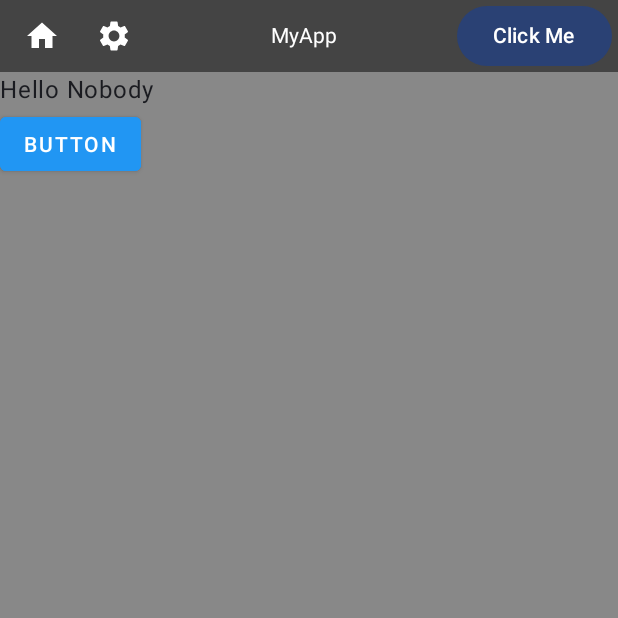
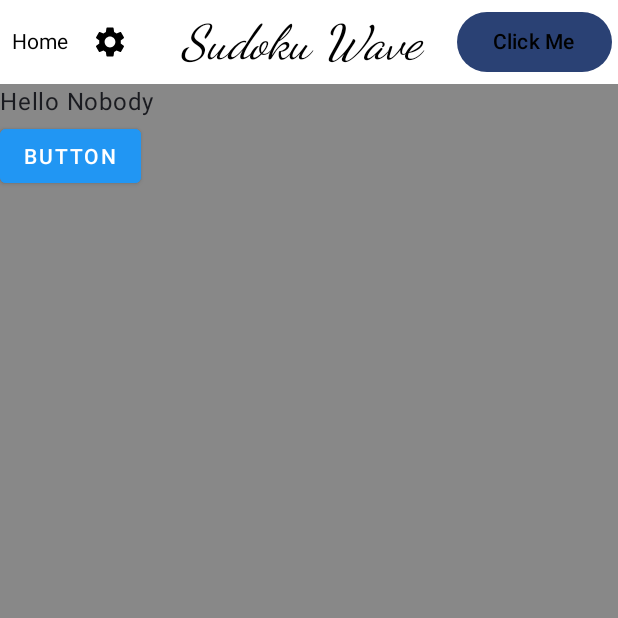
Before and after one commit to TurnEveryStone/SudokuWave, an Android app built with Jetpack Compose: the screen it shows after launch (MainActivity), on a phone screen of 412 x 824 dp, the top half of it. Run offline under Robolectric (Android 15) with nearby library versions, the phone set to English and light mode, and no system bars; 1 statement that could not run was skipped.

Commit message:
Le menu paramétrable pour les fragments commence à prendre forme couci couça !

```diff
--- a/app/src/main/java/com/example/sudokuwave/MainActivity.kt
+++ b/app/src/main/java/com/example/sudokuwave/MainActivity.kt
@@ -14,8 +14,6 @@ import androidx.compose.foundation.layout.PaddingValues
 import androidx.compose.foundation.layout.fillMaxSize
 import androidx.compose.foundation.layout.padding
 import androidx.compose.material.icons.Icons
-import androidx.compose.material.icons.filled.Home
-import androidx.compose.material.icons.filled.Search
 import androidx.compose.material.icons.filled.Settings
 import androidx.compose.material3.Scaffold
 import androidx.compose.material3.Text
@@ -25,9 +23,12 @@ import androidx.compose.runtime.remember
 import androidx.compose.ui.Modifier
 import androidx.compose.ui.graphics.Color
 import androidx.compose.ui.platform.LocalContext
+import androidx.compose.ui.text.TextStyle
 import androidx.compose.ui.text.font.FontFamily
 import androidx.compose.ui.text.font.FontStyle
+import androidx.compose.ui.text.font.FontWeight
 import androidx.compose.ui.unit.dp
+import androidx.compose.ui.unit.sp
 import androidx.compose.ui.viewinterop.AndroidView
 import com.example.sudokuwave.ui.CustomMenu
 import com.example.sudokuwave.ui.MenuElement
@@ -39,10 +40,24 @@ class MainActivity : AppCompatActivity() {
     data class MenuStyle(
         val backgroundColor: Color = Color.White,
         val textColor: Color = Color.Black,
-        val padding: PaddingValues = PaddingValues(4.dp),
-    //    val fontFamily: FontFamily
+        val padding: PaddingValues = PaddingValues(4.dp)
+     //,  val fontFamily: FontFamily
     )
-    var userNumber: String = "Nobody"
+    /***/
+    data class MenuConfig(
+        val style: MenuStyle = MenuStyle(),
+        val leftColumn:Boolean = false,
+        val leftContent: List<MenuElement> = emptyList(),
+        val centerContent: List<MenuElement> = emptyList(),
+        val rightContent: List<MenuElement> = emptyList()
+    )
+    /***/
+    /*
+   val context = LocalContext.current
+   val nomApp : String = context.getString(R.string.app_name)
+ */
+   var nomApp : String = "Sudoku Wave"
+   var userNumber: String = "Nobody"
    // var idUser: Int = 0
     private val sharedViewModel: SharedViewModel by viewModels()
 
@@ -50,22 +65,23 @@ class MainActivity : AppCompatActivity() {
         super.onCreate(savedInstanceState)
         enableEdgeToEdge()
         setContent {
-            val currentFragmentTag = remember { sharedViewModel.stateFlowVariable }
+
+            val currentFragmentTag = sharedViewModel.stateFlowVariable.collectAsState().value
+
+
 
             SudokuWaveTheme {
                 Scaffold(modifier = Modifier.fillMaxSize()
                 ) { innerPadding ->
-                    val (menuStyle, menuConfig) = getMenuConfigForFragment(currentFragmentTag.value)
+
+                    val menuConfig = getMenuConfigForFragment(currentFragmentTag)
                     Column(modifier = Modifier.fillMaxSize().background(color = Color.Gray).padding(innerPadding))
                     {
                         // Afficher le menu en haut du contenu
                         CustomMenu(
-                            style = menuStyle,
-                            leftContent = menuConfig.first,
-                            centerContent = menuConfig.second,
-                            rightContent = menuConfig.third,
+                            config = menuConfig,
                             onElementClick = { element ->
-                                println("Clicked on $element")
+                                Log.d("Menu Click","Clicked on $element")
                             }
                         )
 
@@ -107,24 +123,38 @@ class MainActivity : AppCompatActivity() {
     /***************************************************/
 
 
-    private fun getMenuConfigForFragment(fragmentTag: String): Pair<MenuStyle, Triple<List<MenuElement>, List<MenuElement>, List<MenuElement>>> {
+    private fun getMenuConfigForFragment(fragmentTag: String): MenuConfig {
         return when (fragmentTag) {
-            "HomeFragment" -> MenuStyle(
-                backgroundColor = Color.DarkGray,textColor = Color.White,padding = PaddingValues(horizontal = 4.dp)
-            ) to Triple(
-                listOf(MenuElement.IconItem(Icons.Default.Home, "Home", isClickable = true),MenuElement.IconItem(Icons.Default.Settings,"Configuration",isClickable = true)),
-                listOf(MenuElement.TextItem("MyApp", isClickable = false)),
-                listOf(MenuElement.ButtonItem("Click Me") { println("Button clicked!") })
+            "HomeFragment" -> MenuConfig(
+                leftContent = listOf(MenuElement.TextItem(text="Home" ,isClickable = true),MenuElement.IconItem(Icons.Default.Settings,"Configuration",isClickable = true)),
+                centerContent = listOf(
+                    MenuElement.TextItem(
+                        nomApp,
+                        style = TextStyle(
+                            fontFamily = FontFamily.Cursive,
+                            fontStyle = FontStyle.Italic,
+                            fontSize = 32.sp)),
+                    //MenuElement.TextItem("\n"),
+                   // MenuElement.TextItem("Settings App")
+                ),
+                rightContent = listOf(MenuElement.ButtonItem("Click Me") { println("Button clicked!") })
             )
-            "SettingsFragment" -> MenuStyle(
-                backgroundColor = Color.Gray,textColor = Color.Black,padding = PaddingValues(vertical = 4.dp)
-            ) to Triple(
-                listOf(MenuElement.TextItem("Settings", isClickable = true)),
-                listOf(MenuElement.TextItem("Settings App", isClickable = false)),
-                listOf(MenuElement.IconItem(Icons.Default.Settings, "Settings"))
+            "SettingsFragment" -> MenuConfig(
+                style = MenuStyle(
+                    backgroundColor = Color.Gray,
+                    textColor = Color.Black,
+                    padding = PaddingValues(vertical = 16.dp)
+                ),
+                leftContent = listOf(MenuElement.TextItem("Settings", isClickable = true)),
+                centerContent = listOf(MenuElement.TextItem("Settings App")),
+                rightContent = listOf(MenuElement.IconItem(Icons.Default.Settings, "Settings"))
             )
-            else -> MenuStyle() to Triple(emptyList(), emptyList(), emptyList())
+            else -> MenuConfig()
         }
     }
+
+
+
+
     /***************************************************/
 }
--- a/app/src/main/java/com/example/sudokuwave/ui/CustomMenu.kt
+++ b/app/src/main/java/com/example/sudokuwave/ui/CustomMenu.kt
@@ -4,8 +4,11 @@ import androidx.compose.foundation.Image
 import androidx.compose.foundation.background
 import androidx.compose.foundation.clickable
 import androidx.compose.foundation.layout.*
+import androidx.compose.foundation.layout.Arrangement
 import androidx.compose.material3.*
 import androidx.compose.runtime.Composable
+import androidx.compose.runtime.mutableStateOf
+import androidx.compose.runtime.remember
 import androidx.compose.ui.Alignment
 import androidx.compose.ui.Modifier
 import androidx.compose.ui.graphics.Color
@@ -13,28 +16,26 @@ import androidx.compose.ui.layout.ContentScale
 import androidx.compose.ui.res.painterResource
 import androidx.compose.ui.text.style.TextAlign
 import androidx.compose.ui.unit.dp
+import com.example.sudokuwave.MainActivity.MenuConfig
 import com.example.sudokuwave.MainActivity.MenuStyle
 
 @Composable
 fun CustomMenu(
-    style: MenuStyle,
-    leftContent: List<MenuElement>,
-    centerContent: List<MenuElement>,
-    rightContent: List<MenuElement>,
+    config: MenuConfig,
     onElementClick: (MenuElement) -> Unit
 ) {
     Row(
         modifier = Modifier
             .fillMaxWidth()
-            .background(style.backgroundColor)
-            .padding(style.padding),
+            .background(config.style.backgroundColor)
+            .padding(config.style.padding),
         verticalAlignment = Alignment.CenterVertically,
-        horizontalArrangement = Arrangement.SpaceBetween
+        horizontalArrangement = Arrangement.Center
     ) {
         // Left content
-        Row(verticalAlignment = Alignment.CenterVertically) {
-            leftContent.forEach { element ->
-                MenuElementComposable(element, onElementClick, style.textColor)
+        Row(verticalAlignment = Alignment.CenterVertically,horizontalArrangement = Arrangement.Center) {
+            config.leftContent.forEach { element ->
+                MenuElementComposable(element, onElementClick, config.style.textColor)
             }
         }
 
@@ -44,19 +45,20 @@ fun CustomMenu(
             verticalAlignment = Alignment.CenterVertically,
             horizontalArrangement = Arrangement.Center
         ) {
-            centerContent.forEach { element ->
-                MenuElementComposable(element, onElementClick, style.textColor)
+            config.centerContent.forEach { element ->
+                MenuElementComposable(element, onElementClick, config.style.textColor)
             }
         }
 
         // Right content
-        Row(verticalAlignment = Alignment.CenterVertically) {
-            rightContent.forEach { element ->
-                MenuElementComposable(element, onElementClick, style.textColor)
+        Row(verticalAlignment = Alignment.CenterVertically,horizontalArrangement = Arrangement.Center) {
+            config.rightContent.forEach { element ->
+                MenuElementComposable(element, onElementClick, config.style.textColor)
             }
         }
     }
 }
+
 
 @Composable
 fun MenuElementComposable(element: MenuElement, onClick: (MenuElement) -> Unit, textColor: Color) {
@@ -65,6 +67,7 @@ fun MenuElementComposable(element: MenuElement, onClick: (MenuElement) -> Unit,
             Text(
                 text = element.text,
                 style = element.style.copy(color = textColor),
+               // textAlign = TextAlign.Center,
                 modifier = Modifier
                     .padding(4.dp)
                     .clickable(enabled = element.isClickable) { onClick(element) }
@@ -93,5 +96,18 @@ fun MenuElementComposable(element: MenuElement, onClick: (MenuElement) -> Unit,
                 Text(text = element.text, color = textColor)
             }
         }
+
+        is MenuElement.SwitchButtonItem -> {
+           // element.checked by remember { mutableStateOf(true) }
+
+
+
+            Button(onClick = element.onClick) {
+                Text(text = element.text, color = textColor)
+            }
+        }
+
+
+
     }
 }
--- a/gradle/libs.versions.toml
+++ b/gradle/libs.versions.toml
@@ -1,5 +1,5 @@
 [versions]
-agp = "8.7.2"
+agp = "8.7.3"
 androidxRuntimeLivedata = "1.7.5"
 appcompat = "1.7.0"
 fragmentKtx = "1.8.5"
```
Also changed, not shown: app/src/main/java/com/example/sudokuwave/ui/MenuElement.kt (+7 -0 lines).
